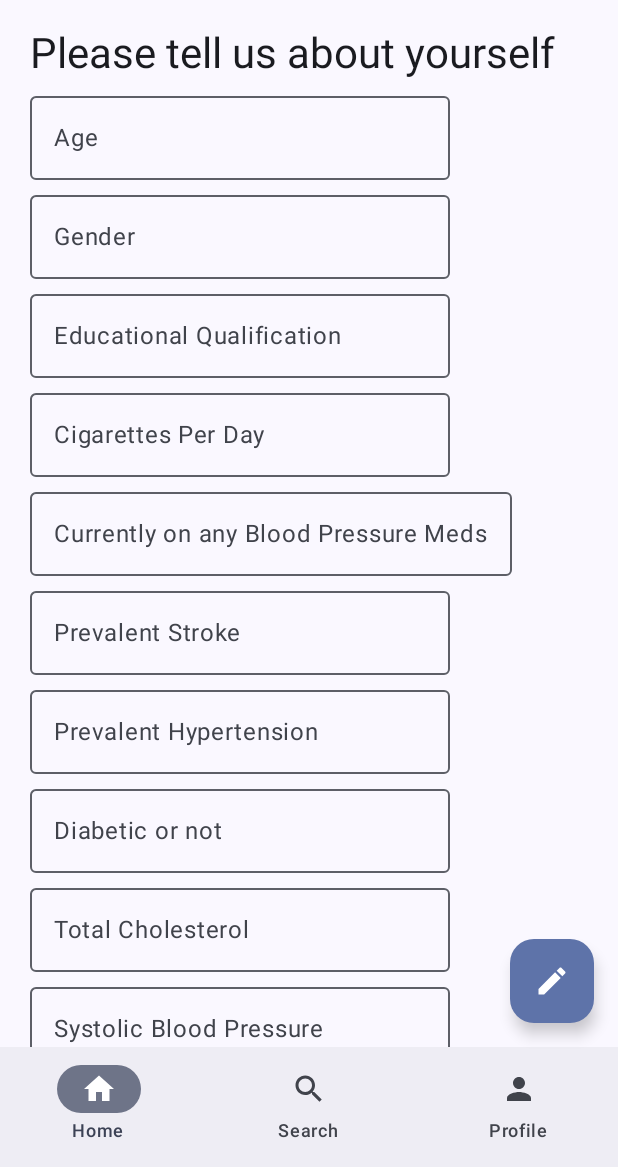
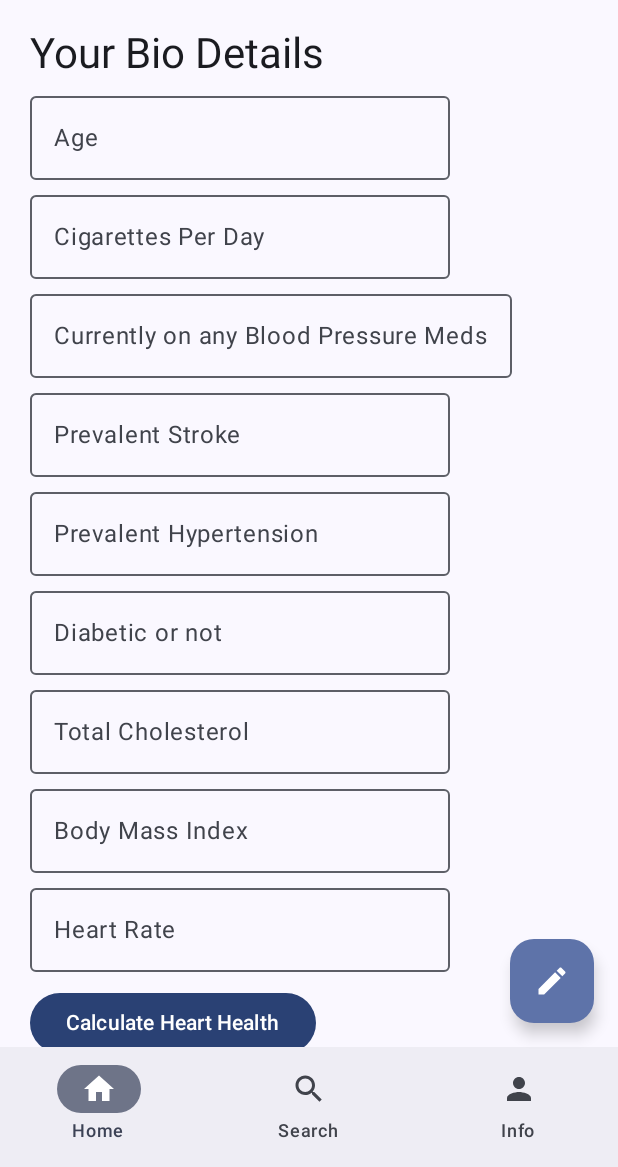
Before and after one commit to adizcode/Heartily, an Android app built with Jetpack Compose: the screen it shows after launch (MainActivity), on a phone screen of 412 x 824 dp, the part 69-1236 px from its top. Run offline under Robolectric (Android 15) with nearby library versions, the phone set to English and light mode, and no system bars.

```diff
--- a/app/src/main/java/com/github/adizcode/heartily/MainActivity.kt
+++ b/app/src/main/java/com/github/adizcode/heartily/MainActivity.kt
@@ -3,11 +3,12 @@ package com.github.adizcode.heartily
 import android.os.Bundle
 import androidx.activity.ComponentActivity
 import androidx.activity.compose.setContent
-import androidx.compose.foundation.clickable
-import androidx.compose.foundation.layout.*
 import androidx.compose.foundation.layout.Arrangement.Absolute.spacedBy
-import androidx.compose.foundation.lazy.LazyColumn
+import androidx.compose.foundation.layout.Column
+import androidx.compose.foundation.layout.PaddingValues
+import androidx.compose.foundation.layout.padding
 import androidx.compose.foundation.rememberScrollState
+import androidx.compose.foundation.text.KeyboardOptions
 import androidx.compose.foundation.verticalScroll
 import androidx.compose.material.icons.Icons
 import androidx.compose.material.icons.filled.Create
@@ -18,46 +19,90 @@ import androidx.compose.material3.*
 import androidx.compose.runtime.Composable
 import androidx.compose.runtime.mutableStateOf
 import androidx.compose.runtime.saveable.rememberSaveable
-import androidx.compose.ui.Alignment
 import androidx.compose.ui.Modifier
+import androidx.compose.ui.text.input.KeyboardType
 import androidx.compose.ui.tooling.preview.Preview
 import androidx.compose.ui.unit.dp
 import com.github.adizcode.heartily.ui.theme.HeartilyTheme
 
 class MainActivity : ComponentActivity() {
-    @OptIn(ExperimentalMaterial3Api::class)
+
     override fun onCreate(savedInstanceState: Bundle?) {
         super.onCreate(savedInstanceState)
         setContent {
             HeartilyTheme {
+                val predictionStage = rememberSaveable { mutableStateOf("Main") }
+                when (predictionStage.value) {
+                    "Main" -> {
+                        HeartilyApp { predictionStageNew ->
+                            predictionStage.value = predictionStageNew
+                        }
+                    }
+                    "PredictionTrue" -> {
+                        PredictionTrue()
+                    }
+                    "PredictionFalse" -> {
+                        PredictionFalse()
+                    }
+                }
+            }
+        }
+    }
+}
+
+@OptIn(ExperimentalMaterial3Api::class)
+@Composable
+fun HeartilyApp(onPredictionStageChange: (String) -> Unit) {
+    val currentPage = rememberSaveable { mutableStateOf("Home") }
+
     Scaffold(topBar = {
         TopAppBar(title = { Text("Heartily") })
     }, bottomBar = {
         NavigationBar {
-                        NavigationBarItem(selected = true, onClick = { }, icon = {
+            NavigationBarItem(
+                selected = currentPage.value == "Home",
+                onClick = { currentPage.value = "Home" },
+                icon = {
                     Icon(
                         imageVector = Icons.Default.Home, contentDescription = null
                     )
-                        }, label = { Text("Home") })
+                },
+                label = { Text("Home") })
             NavigationBarItem(selected = false, onClick = { }, icon = {
                 Icon(
                     imageVector = Icons.Default.Search, contentDescription = null
                 )
             }, label = { Text("Search") })
-                        NavigationBarItem(selected = false, onClick = { }, icon = {
+            NavigationBarItem(
+                selected = currentPage.value == "Info",
+                onClick = { currentPage.value = "Info" },
+                icon = {
                     Icon(
                         imageVector = Icons.Default.Person, contentDescription = null
                     )
-                        }, label = { Text("Profile") })
+                },
+                label = { Text("Info") })
         }
     }, floatingActionButton = {
         FloatingActionButton(onClick = { }) {
             Icon(imageVector = Icons.Default.Create, contentDescription = null)
         }
     }) {
+        when (currentPage.value) {
+            "Home" -> {
+                HomePage(it) { newPage -> onPredictionStageChange(newPage) }
+            }
+            "Info" -> {
+                InfoPage(it)
+            }
+        }
+    }
+}
+
+@Composable
+@OptIn(ExperimentalMaterial3Api::class)
+fun HomePage(paddingValues: PaddingValues, onPageUpdate: (String) -> Unit) {
     val (age, setAge) = rememberSaveable { mutableStateOf("") }
-                    val (gender, setGender) = rememberSaveable { mutableStateOf("") }
-                    val (education, setEducation) = rememberSaveable { mutableStateOf("") }
     val (dailyCigarettes, setDailyCigarettes) = rememberSaveable { mutableStateOf("") }
     val (bpMeds, setBpMeds) = rememberSaveable { mutableStateOf("") }
     val (prevalentStroke, setPrevalentStroke) = rememberSaveable { mutableStateOf("") }
@@ -68,102 +113,105 @@ class MainActivity : ComponentActivity() {
     }
     val (diabetic, setDiabetic) = rememberSaveable { mutableStateOf("") }
     val (cholesterol, setCholesterol) = rememberSaveable { mutableStateOf("") }
-                    val (systolicBp, setSystolicBp) = rememberSaveable { mutableStateOf("") }
-                    val (diastolicBp, setDiastolicBp) = rememberSaveable { mutableStateOf("") }
     val (bmi, setBmi) = rememberSaveable { mutableStateOf("") }
     val (heartRate, setHeartRate) = rememberSaveable { mutableStateOf("") }
-                    val (glucose, setGlucose) = rememberSaveable { mutableStateOf("") }
+
+    fun onCalculate() {
+        // TODO: Validate input
+
+        val ageNum = age.toInt()
+        val cholesterolNum = cholesterol.toInt()
+        val dailyCigarettesNum = dailyCigarettes.toInt()
+
+        // TODO: Make toggle buttons
+        val isOnBpMeds = bpMeds.isNotBlank()
+        val hasPrevalentStroke = prevalentStroke.isNotBlank()
+        val hasPrevalentHypertension = prevalentHypertension.isNotBlank()
+        val isDiabetic = diabetic.isNotBlank()
+
+
+        val bmiNum = bmi.toFloat()
+        val heartRateNum = heartRate.toInt()
+
+        val isHeartDiseaseLikely =
+            ageNum >= 65 || cholesterolNum >= 240 || dailyCigarettesNum >= 1 || isOnBpMeds || hasPrevalentStroke || hasPrevalentHypertension || isDiabetic || bmiNum >= 35 || heartRateNum < 60 || heartRateNum > 100
+
+        val newPage = if (isHeartDiseaseLikely) "PredictionTrue" else "PredictionFalse"
+        onPageUpdate(newPage)
+    }
 
     Column(
         modifier = Modifier
-                            .padding(it)
+            .padding(paddingValues)
             .padding(horizontal = 20.dp)
             .verticalScroll(rememberScrollState()),
         verticalArrangement = spacedBy(10.dp)
     ) {
         Text(
-                            "Please tell us about yourself",
-                            style = MaterialTheme.typography.headlineMedium
+            "Your Bio Details", style = MaterialTheme.typography.headlineMedium
         )
         OutlinedTextField(
             value = age,
             onValueChange = setAge,
-                            placeholder = { Text("Age") }
-                        )
-                        OutlinedTextField(
-                            value = gender,
-                            onValueChange = setGender,
-                            placeholder = { Text("Gender") }
-                        )
-                        OutlinedTextField(
-                            value = education,
-                            onValueChange = setEducation,
-                            placeholder = { Text("Educational Qualification") }
+            placeholder = { Text("Age") },
+            keyboardOptions = KeyboardOptions(keyboardType = KeyboardType.Number)
         )
         OutlinedTextField(
             value = dailyCigarettes,
             onValueChange = setDailyCigarettes,
-                            placeholder = { Text("Cigarettes Per Day") }
+            placeholder = { Text("Cigarettes Per Day") },
+            keyboardOptions = KeyboardOptions(keyboardType = KeyboardType.Number)
         )
-                        OutlinedTextField(
-                            value = bpMeds,
+        OutlinedTextField(value = bpMeds,
             onValueChange = setBpMeds,
-                            placeholder = { Text("Currently on any Blood Pressure Meds") }
-                        )
-                        OutlinedTextField(
-                            value = prevalentStroke,
+            placeholder = { Text("Currently on any Blood Pressure Meds") })
+        OutlinedTextField(value = prevalentStroke,
             onValueChange = setPrevalentStroke,
-                            placeholder = { Text("Prevalent Stroke") }
-                        )
-                        OutlinedTextField(
-                            value = prevalentHypertension,
+            placeholder = { Text("Prevalent Stroke") })
+        OutlinedTextField(value = prevalentHypertension,
             onValueChange = setPrevalentHypertension,
-                            placeholder = { Text("Prevalent Hypertension") }
-                        )
-                        OutlinedTextField(
-                            value = diabetic,
+            placeholder = { Text("Prevalent Hypertension") })
+        OutlinedTextField(value = diabetic,
             onValueChange = setDiabetic,
-                            placeholder = { Text("Diabetic or not") }
-                        )
+            placeholder = { Text("Diabetic or not") })
         OutlinedTextField(
             value = cholesterol,
             onValueChange = setCholesterol,
-                            placeholder = { Text("Total Cholesterol") }
-                        )
-                        OutlinedTextField(
-                            value = systolicBp,
-                            onValueChange = setSystolicBp,
-                            placeholder = { Text("Systolic Blood Pressure") }
-                        )
-                        OutlinedTextField(
-                            value = diastolicBp,
-                            onValueChange = setDiastolicBp,
-                            placeholder = { Text("Diastolic Blood Pressure") }
+            placeholder = { Text("Total Cholesterol") },
+            keyboardOptions = KeyboardOptions(keyboardType = KeyboardType.Number)
         )
         OutlinedTextField(
             value = bmi,
             onValueChange = setBmi,
-                            placeholder = { Text("Body Mass Index") }
+            placeholder = { Text("Body Mass Index") },
+            keyboardOptions = KeyboardOptions(keyboardType = KeyboardType.Decimal)
         )
         OutlinedTextField(
             value = heartRate,
             onValueChange = setHeartRate,
-                            placeholder = { Text("Heart Rate") }
-                        )
-                        OutlinedTextField(
-                            value = glucose,
-                            onValueChange = setGlucose,
-                            placeholder = { Text("Glucose") }
+            placeholder = { Text("Heart Rate") },
+            keyboardOptions = KeyboardOptions(keyboardType = KeyboardType.Number)
         )
 
-                        Button(onClick = { /*TODO*/ }) {
+        Button(onClick = { onCalculate() }) {
             Text("Calculate Heart Health")
         }
     }
 }
+
+@Composable
+fun InfoPage(paddingValues: PaddingValues) {
+    Text(modifier = Modifier.padding(paddingValues), text = "Info")
 }
+
+@Composable
+fun PredictionTrue() {
+    Text(text = "True")
 }
-    }
+
+@Composable
+fun PredictionFalse() {
+    Text(text = "False")
 }
 
 @Composable
```
Lines whose indentation alone changed are shown as unchanged.
